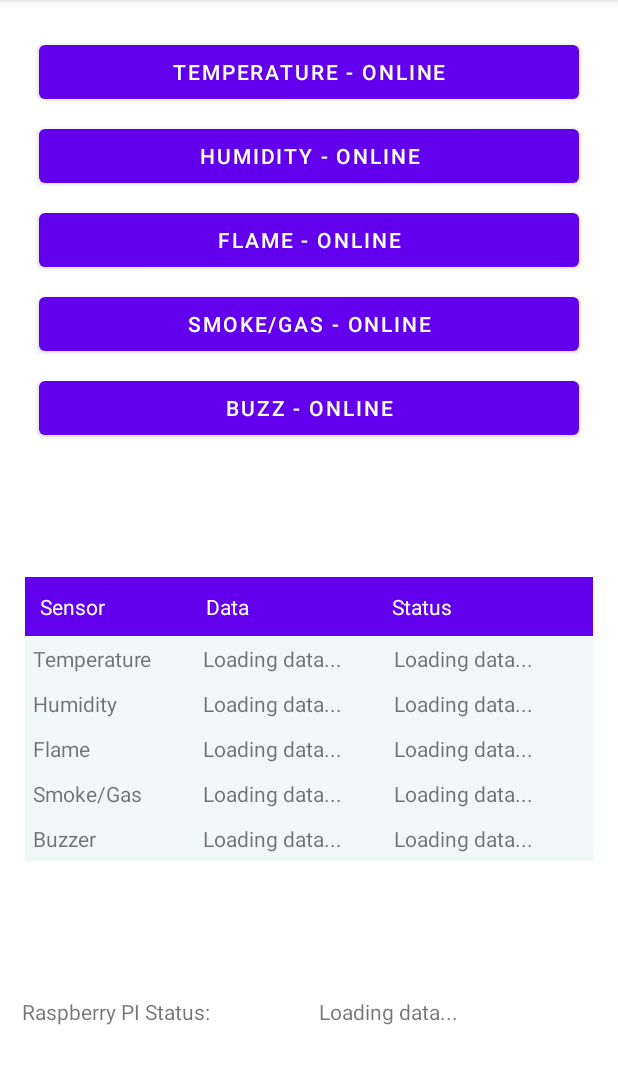
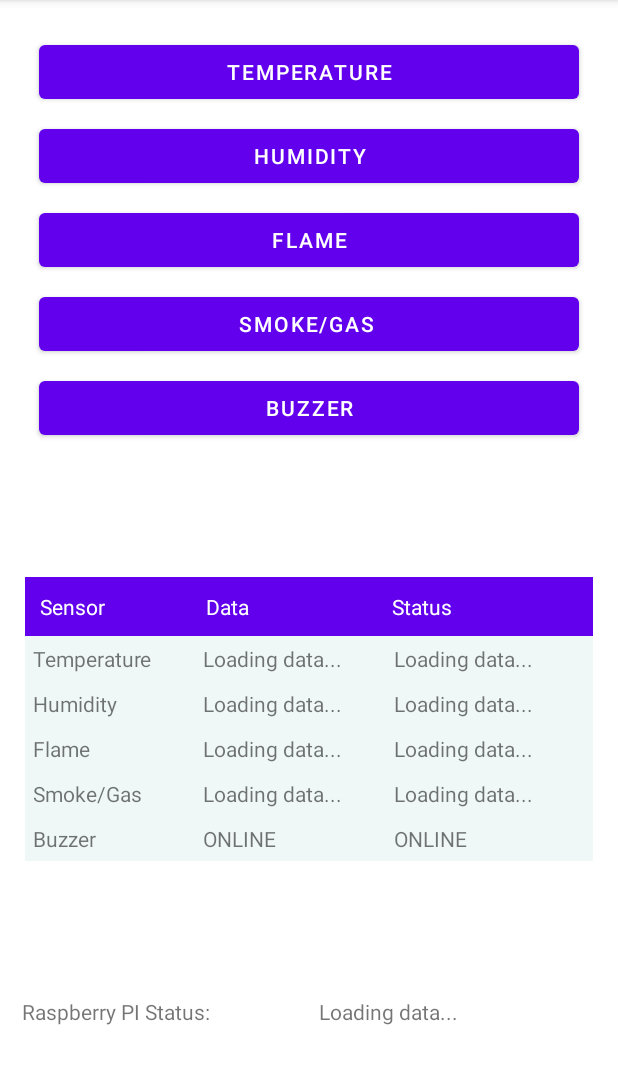
Before and after one commit to Hronol/Home_Guard, an Android app: the screen it shows after launch (MainActivity), on a phone screen of 412 x 824 dp, the part 84-1168 px from its top. Run offline under Robolectric (Android 15) with nearby library versions, the phone set to English and light mode, and no system bars; our stand-ins replace Firebase (no records; nobody signed in at launch, a user with empty details on screens opened directly); 1 statement that could not run was skipped.

Commit message:
- final without setting buzzer for sensors

```diff
--- a/app/src/main/java/com/main/home_guard_droid/DatabaseConnector.java
+++ b/app/src/main/java/com/main/home_guard_droid/DatabaseConnector.java
@@ -14,43 +14,20 @@ import com.google.firebase.database.DatabaseReference;
 import com.google.firebase.database.FirebaseDatabase;
 import com.google.firebase.database.ValueEventListener;
 
-import java.text.SimpleDateFormat;
-import java.util.Calendar;
-import java.util.Date;
-import java.util.TimeZone;
-
 public class DatabaseConnector {
 
     Notifications notifications = new Notifications();
-    DatabaseReference dbDataChange;
     DatabaseReference dbOnChildAdded;
     DatabaseReference dbBuzzerRef;
     Database sensorsValues = new Database();
+    Boolean buzzerStatus = true;
     int tempInt;
     int humidInt;
 
     public DatabaseConnector() {
-        //dbDataChange = FirebaseDatabase.getInstance().getReference().child("test").child("-N6j2oqmGlDzEdz99ewJ");
         dbOnChildAdded = FirebaseDatabase.getInstance().getReference().child("test");
         dbBuzzerRef = FirebaseDatabase.getInstance().getReference().child("Buzzer");
     }
-
-    public void checkRPIConnection(){
-
-    }
-
-/*    public Boolean checkBuzzerStatus(Boolean buzzerStatus){
-        if(buzzerStatus != null) {
-            Boolean buzzStatus = dbBuzzerRef.child("buzzer").get();
-            if( buzzStatus == true){
-                return true;
-            }else{
-                return false;
-            }
-        } else {
-            return false;
-        }
-    }*/
 
     public void pushBuzzerstatus(Boolean buzzerStatus){
         if(buzzerStatus != null) {
@@ -58,47 +35,18 @@ public class DatabaseConnector {
         }
     }
 
-    public Database getValues(Context context, boolean flameStatus, boolean gasStatus) {
-        dbDataChange.addValueEventListener(new ValueEventListener() {
-            @RequiresApi(api = Build.VERSION_CODES.Q)
+    public Boolean getBuzzerStatus(){
+        dbBuzzerRef.child("buzzer").addValueEventListener(new ValueEventListener() {
             @Override
-            public void onDataChange(@NonNull DataSnapshot snapshot) {
-
-/*                String temp = snapshot.child("temp").getValue().toString();
-                String date = snapshot.child("day").getValue().toString();
-                String time = snapshot.child("time").getValue().toString();
-                String flame = snapshot.child("flame").getValue().toString();
-                String gas = snapshot.child("gas").getValue().toString();
-                String humidity = snapshot.child("wilg").getValue().toString();
-
-                if (flame.equals("0") && gas.equals("0")) {
-                    flame = "OK";
-                    gas = "OK";
-                } else if (flame.equals("1") && gas.equals("1")) {
-                    flame = "DANGER";
-                    gas = "DANGER";
-                    notifications.sendNotificationIfDangerDetected(context);
-                } else if (flame.equals("1") || gas.equals("1")) {
-                    if (flame.equals("1") && flameStatus) {
-                        flame = "DANGER";
-                        gas = "OK";
-                        notifications.sendNotificationIfDangerDetected(context);
-                    } else if (gas.equals("1") && gasStatus) {
-                        gas = "DANGER";
-                        flame = "OK";
-                        notifications.sendNotificationIfDangerDetected(context);
-                    }
-                }
-
-                sensorsValues = new Database(temp, humidity, date, time, gas, flame);*/
+            public void onDataChange(DataSnapshot dataSnapshot) {
+                buzzerStatus = dataSnapshot.getValue(Boolean.class);
             }
 
             @Override
-            public void onCancelled(@NonNull DatabaseError error) {
-
+            public void onCancelled(DatabaseError databaseError) {
             }
         });
-        return sensorsValues;
+        return buzzerStatus;
     }
 
     public Database getList(Context context, boolean flameStatus, boolean gasStatus) {
--- a/app/src/main/res/layout/activity_main.xml
+++ b/app/src/main/res/layout/activity_main.xml
@@ -22,7 +22,7 @@
             android:layout_height="wrap_content"
             android:layout_weight="1"
             android:checkable="true"
-            android:text="Humidity - ONLINE"
+            android:text="Humidity"
             app:layout_column="0"
             app:layout_row="1" />
 
@@ -32,7 +32,7 @@
             android:layout_height="wrap_content"
             android:layout_weight="1"
             android:checkable="true"
-            android:text="SMOKE/GAS - ONLINE"
+            android:text="SMOKE/GAS "
             app:layout_column="0"
             app:layout_row="3" />
 
@@ -42,7 +42,7 @@
             android:layout_height="wrap_content"
             android:layout_weight="1"
             android:checkable="true"
-            android:text="FLAME - ONLINE"
+            android:text="FLAME"
             app:layout_column="0"
             app:layout_row="2" />
 
@@ -51,7 +51,7 @@
             android:layout_width="match_parent"
             android:layout_height="wrap_content"
             android:layout_weight="1"
-            android:text="BUZZ - ONLINE"
+            android:text="BUZZER"
             app:layout_column="0"
             app:layout_row="4" />
 
@@ -61,7 +61,7 @@
             android:layout_height="wrap_content"
             android:layout_weight="1"
             android:checkable="true"
-            android:text="TEMPERATURE - ONLINE"
+            android:text="TEMPERATURE"
             app:layout_column="0"
             app:layout_row="0" />
 
```
Also changed, not shown: app/src/main/java/com/main/home_guard_droid/MainActivity.java (+27 -16 lines).
